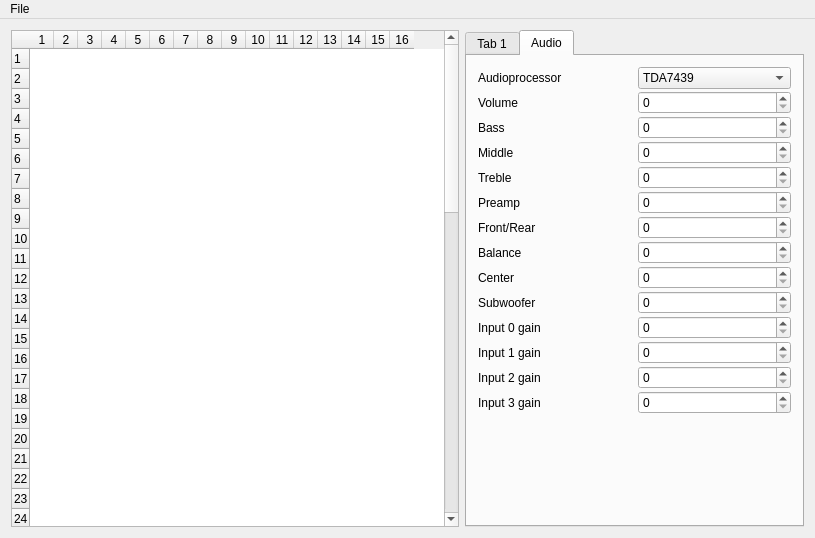
First picture: the form in editor/mainwindow.ui, repository WiseLord/ampcontrol, before the edit.
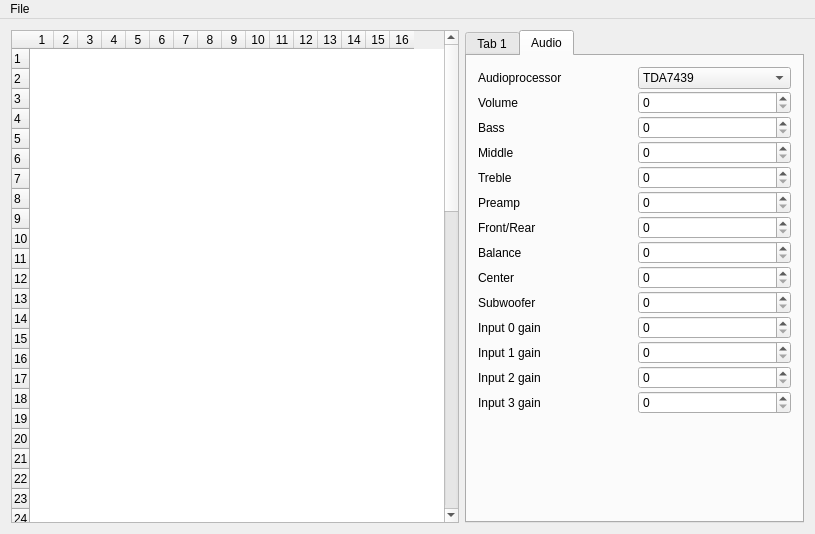
Second picture: the form after the edit.

What changed in the file:
```diff
--- a/editor/mainwindow.ui
+++ b/editor/mainwindow.ui
@@ -6,8 +6,8 @@
    <rect>
     <x>0</x>
     <y>0</y>
-    <width>795</width>
-    <height>538</height>
+    <width>793</width>
+    <height>534</height>
    </rect>
   </property>
   <property name="windowTitle">
```
Left out of the diff: 6 changed lines with no effect on the pictures.
